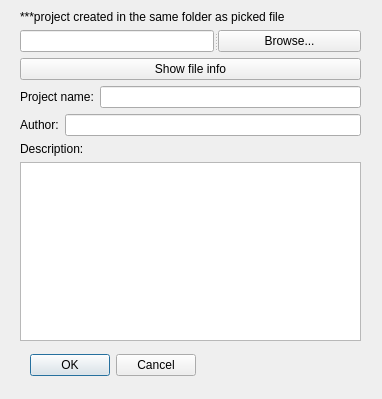
First picture: the form in UI/qt4Designer/createProjectDialog.ui, repository cibr-jyu/meggie, before the edit.
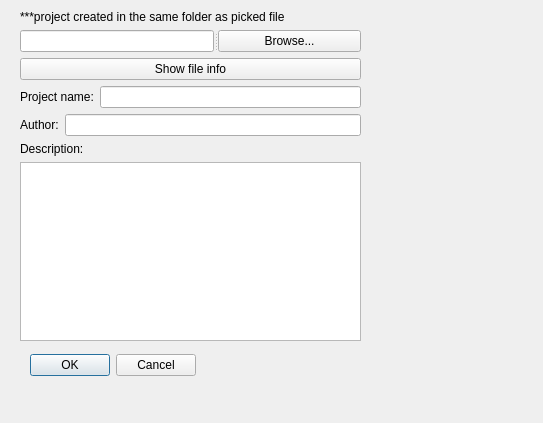
Second picture: the form after the edit.

```diff
--- a/UI/qt4Designer/createProjectDialog.ui
+++ b/UI/qt4Designer/createProjectDialog.ui
@@ -9,8 +9,8 @@
    <rect>
     <x>0</x>
     <y>0</y>
-    <width>382</width>
-    <height>399</height>
+    <width>543</width>
+    <height>423</height>
    </rect>
   </property>
   <property name="windowTitle">
```
